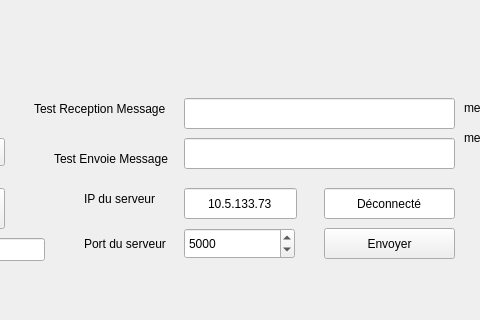
The window that Sources/Ground_station/Qt/mainwindow.ui (D3Rnatch/TestPhabricator) describes before a commit, drawn with Qt 5; both pictures show x 206 to 686 and y 468 to 788 of the 976 by 788 pixel window.
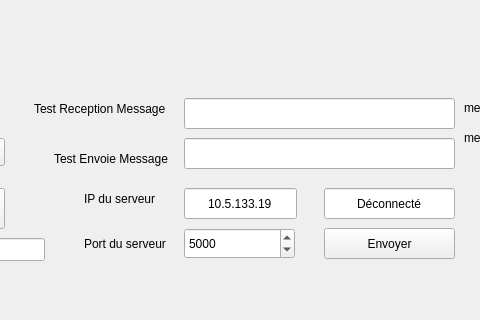
The same window after the commit.

What changed in the file:
```diff
--- a/Sources/Ground_station/Qt/mainwindow.ui
+++ b/Sources/Ground_station/Qt/mainwindow.ui
@@ -105,7 +105,7 @@
      </rect>
     </property>
     <property name="text">
-     <string>10.5.133.73</string>
+     <string>10.5.133.19</string>
     </property>
     <property name="alignment">
      <set>Qt::AlignCenter</set>
```
Left out of the diff: 2 changed lines with no effect on the pictures.
